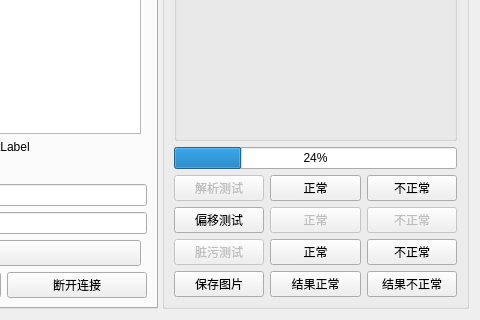
The window that work_station/camera/cameratest.ui (yuhuang163/test) describes before a commit, drawn with Qt 5; both pictures show x 454 to 934 and y 395 to 715 of the 934 by 715 pixel window.
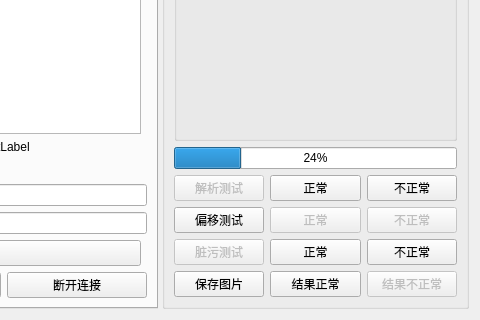
The same window after the commit.

Diff of the .ui file:
```diff
--- a/work_station/camera/cameratest.ui
+++ b/work_station/camera/cameratest.ui
@@ -700,6 +700,9 @@
          </item>
          <item>
           <widget class="QPushButton" name="abnormal">
+           <property name="enabled">
+            <bool>false</bool>
+           </property>
            <property name="text">
             <string>结果不正常</string>
            </property>
```
